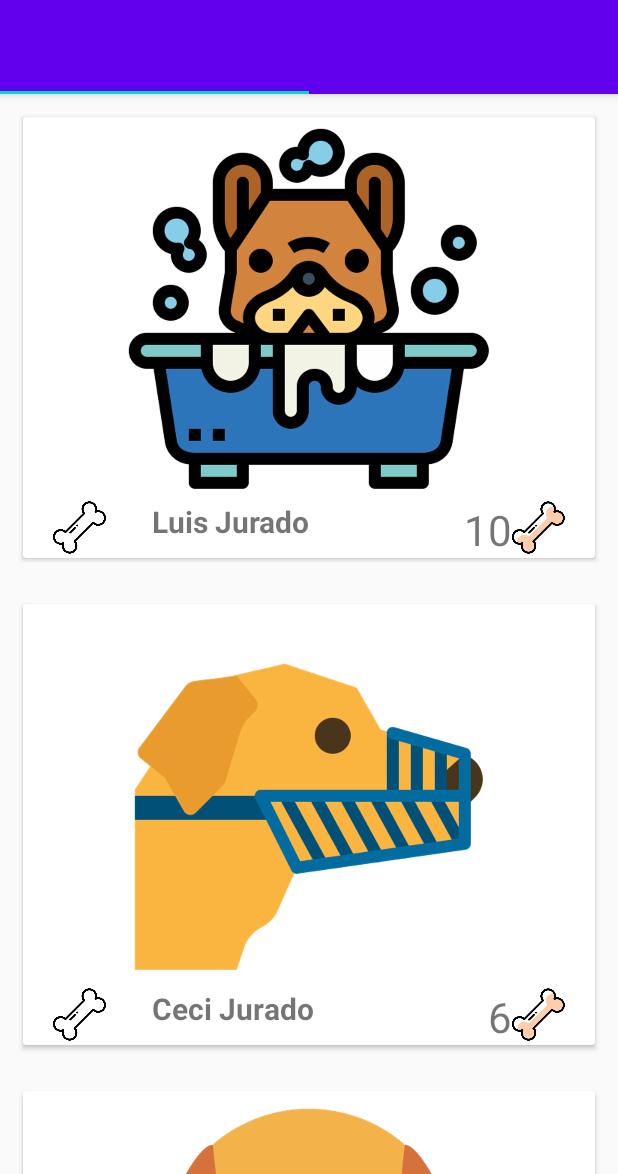
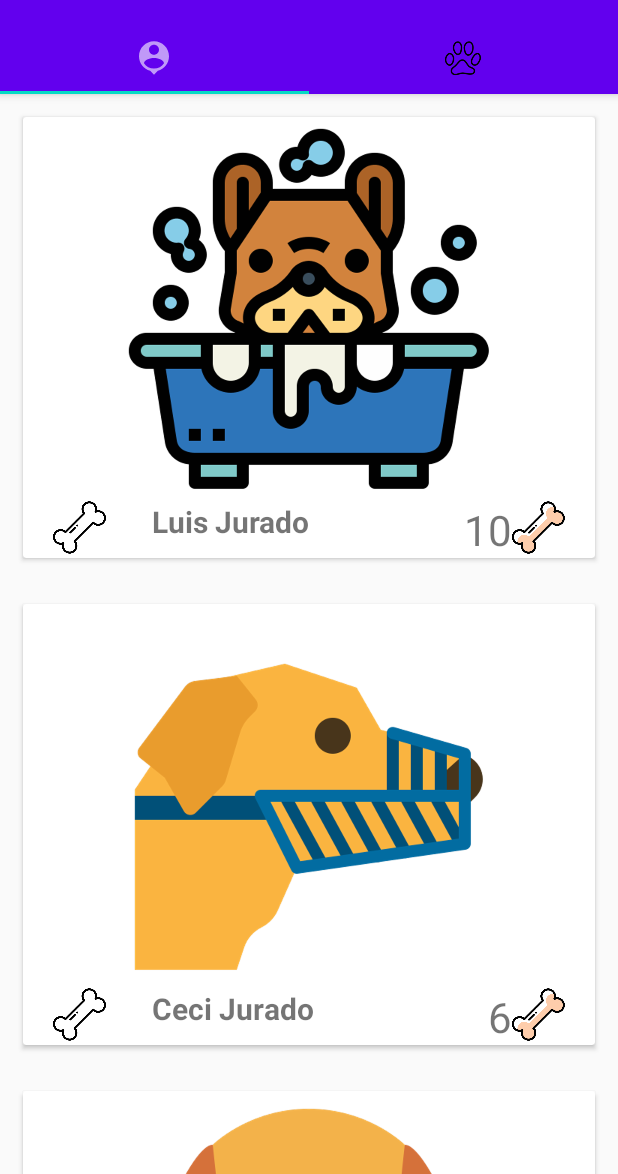
Before and after one commit to LuisJurado99/CouseraCursoAndroid, an Android app: the screen it shows after launch (MainActivity), on a phone screen of 412 x 824 dp, the part 62-1236 px from its top. Run offline under Robolectric (Android 15) with nearby library versions, the phone set to English and light mode, and no system bars.

Commit message:
Semana 3 Finalizada

```diff
--- a/Semana3/app/src/main/java/com/example/cardviewcoursera/MainActivity.java
+++ b/Semana3/app/src/main/java/com/example/cardviewcoursera/MainActivity.java
@@ -47,7 +47,8 @@ public class MainActivity extends AppCompatActivity {
     private void setUpViewPager(){
         viewPager.setAdapter(new PageAdapter(getSupportFragmentManager(),agregarFragments()));
         tabLayout.setupWithViewPager(viewPager);
-
+        tabLayout.getTabAt(0).setIcon(R.drawable.ic_action_name);
+        tabLayout.getTabAt(1).setIcon(R.drawable.catfootprint_4993);
 
     }
 
--- a/Semana3/app/src/main/java/com/example/cardviewcoursera/fragment/RecyclerViewFragment.java
+++ b/Semana3/app/src/main/java/com/example/cardviewcoursera/fragment/RecyclerViewFragment.java
@@ -1,7 +1,6 @@
 package com.example.cardviewcoursera.fragment;
 
 import android.os.Bundle;
-import android.util.Log;
 import android.view.LayoutInflater;
 import android.view.View;
 import android.view.ViewGroup;
```
